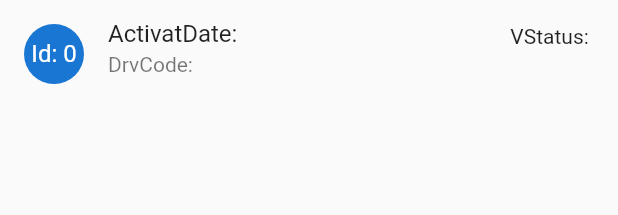
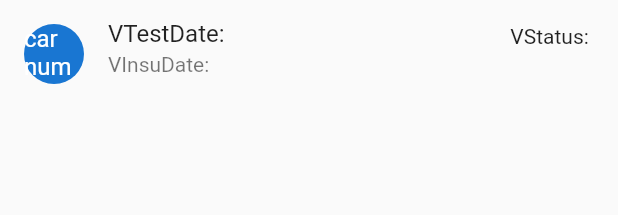
Before and after one commit to Salih69R/drives_scheduler, a Flutter app: the CompactCar widget shown alone on an empty page, opened directly with empty values, on a phone screen of 412 x 824 dp. Shown: the top 215 px of the screen. Run offline on Flutter 3.47's test engine with Material 2 defaults, Android fonts, the light colour scheme and no system bars; our stand-ins replace dio; network calls fail.

```diff
--- a/lib/DATA/Model/car_doc.dart
+++ b/lib/DATA/Model/car_doc.dart
@@ -1,5 +1,5 @@
 import 'package:json_annotation/json_annotation.dart';
-import 'package:json_serializable/builder.dart';
+// import 'package:json_serializable/builder.dart';
 
 part 'car_doc.g.dart';
 
--- a/lib/DATA/http_service.dart
+++ b/lib/DATA/http_service.dart
@@ -18,7 +18,7 @@ class HttpService {
   // }
 
   //not working for web, only android and should work on ios
-//TODO: add alternative for web (or fix Drio options to work for web)
+//TODO: add alternative for web (or fix Dio options to work for web)
   Future<Response?> get(String url) async {
     Response response = Response(
         requestOptions: RequestOptions(
--- a/lib/UI/compact_car.dart
+++ b/lib/UI/compact_car.dart
@@ -2,6 +2,7 @@ import 'package:drives_scheduler/DATA/Model/car.dart';
 import 'package:drives_scheduler/DATA/http_service.dart';
 import 'package:flutter/cupertino.dart';
 import 'package:flutter/material.dart';
+import 'detailed_car.dart';
 
 class CompactCar extends StatelessWidget {
   CompactCar({Key? key, required this.car, required this.http})
@@ -13,15 +14,22 @@ class CompactCar extends StatelessWidget {
   Widget build(BuildContext context) {
     return ListTile(
       leading: ExcludeSemantics(
-        child: CircleAvatar(child: Text('Id: ${car.Id}')),
+        child: CircleAvatar(child: Text('car number: ${car.VehNumber}')),
       ),
-      title: Text('ActivatDate: ${car.ActivatDate}'),
-      subtitle: Text('DrvCode: ${car.DrvCode}'),
+      title: Text('VTestDate: ${car.VTestDate}'),
+      subtitle: Text('VInsuDate: ${car.VInsuDate}'),
       isThreeLine: true,
       trailing: Text('VStatus: ${car.VStatus}'),
       onTap: () {
         //TODO: open detailed Car screen
         http.getCarRecords(car.VehCode);
+
+        // Navigator.push(
+        //   context,
+        //   MaterialPageRoute(
+        //       builder: (context) =>
+        //           DetailedCar(http: http, vehCode: car.VehCode)),
+        // );
       },
     );
   }
--- a/lib/UI/detailed_car.dart
+++ b/lib/UI/detailed_car.dart
@@ -1,6 +1,4 @@
 import 'package:dio/dio.dart';
-import 'package:drives_scheduler/DATA/Model/car.dart';
-import 'package:drives_scheduler/DATA/Model/car_doc.dart';
 import 'package:drives_scheduler/DATA/Model/car_records.dart';
 import 'package:drives_scheduler/DATA/http_service.dart';
 import 'package:flutter/cupertino.dart';
@@ -18,7 +16,7 @@ class DetailedCar extends StatefulWidget {
 
 class _DetailedCarState extends State<DetailedCar> {
   late CarRecords _carRecords;
-  final HttpService _http;
+  HttpService _http;
   final String vehCode;
   bool loading = true;
 
```
Also changed, not shown: lib/UI/driver_home.dart (+8 -9 lines).
